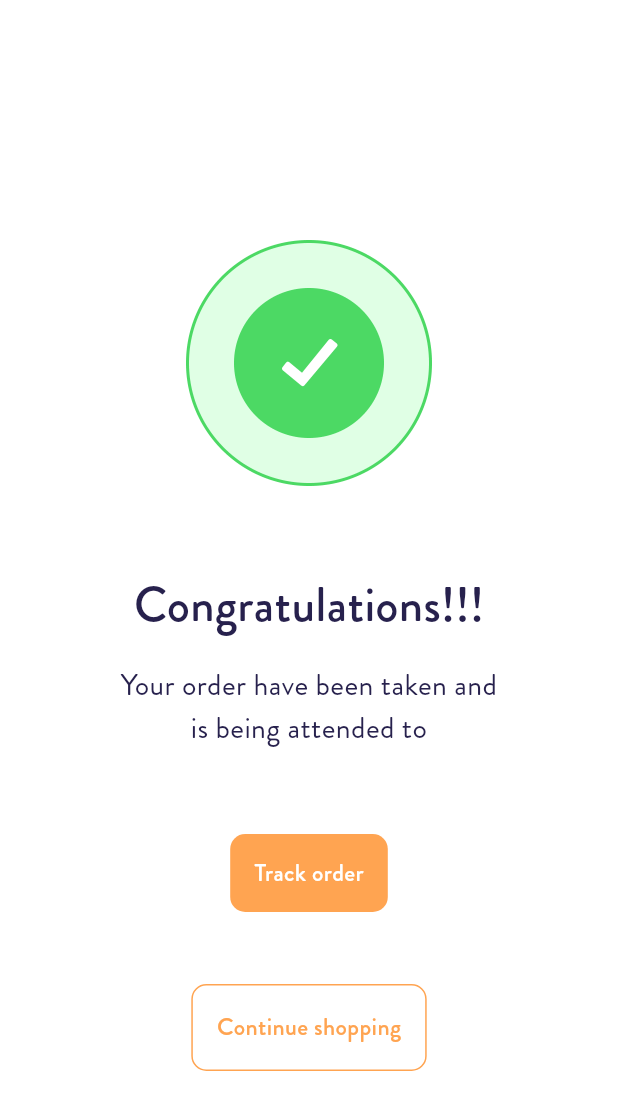
After one commit to mohamedshemees/flutter_meals_app, a Flutter app: the OrderCompletedScreen screen opened directly, on a phone screen of 412 x 824 dp. The commit adds this screen. Shown: the top 1110 px of the screen. Run offline on Flutter 3.47's test engine with Material 3 defaults, Android fonts, the phone set to English and light mode, and no system bars; our stand-ins replace bloc, flutter_bloc, flutter_svg, get_it, go_router.

Commit message:
feat: Add order completed screen

```diff
--- a/lib/presentation/design_system/assets_utils/app_strings.dart
+++ b/lib/presentation/design_system/assets_utils/app_strings.dart
@@ -54,7 +54,7 @@ class AppStrings {
   static const String yourDeliveryAgentIsComing = 'Your delivery agent is coming';
   static const String orderReceived = 'Order Received';
   static const String congratulations = 'Congratulations!!!';
-  static const String yourOrderHasBeenTaken = 'Your order have been taken and is being attended to';
+  static const String yourOrderHasBeenTaken = 'Your order have been taken and \nis being attended to';
   static const String trackOrder = 'Track order';
   static const String continueShopping = 'Continue shopping';
 
--- a/lib/presentation/screens/cart/cart_screen.dart
+++ b/lib/presentation/screens/cart/cart_screen.dart
@@ -4,6 +4,7 @@ import 'package:flutter_svg/flutter_svg.dart';
 import 'package:food_store_flutter/domain/repository/cart_repository.dart';
 import 'package:food_store_flutter/presentation/design_system/app_colors.dart';
 import 'package:food_store_flutter/presentation/design_system/widgets/outlined_button.dart';
+import 'package:go_router/go_router.dart';
 
 import '../../../domain/entity/meal.dart';
 import '../../../main.dart';
@@ -221,7 +222,7 @@ class _CartScreenState extends State<CartScreen> {
                           _buildCreditCardBottomSheet(context);
                         },
                         onPayOnDelivery: () {
-                          // to success screen
+                          context.go("/order_completed");
                         },
                       ),
                     );
--- /dev/null
+++ b/lib/presentation/screens/cart/order_completed_screen.dart
@@ -0,0 +1,66 @@
+import 'package:flutter/material.dart';
+import 'package:food_store_flutter/presentation/design_system/assets_utils/app_assets.dart';
+import 'package:food_store_flutter/presentation/design_system/assets_utils/app_strings.dart';
+import 'package:go_router/go_router.dart';
+
+import '../../design_system/app_colors.dart';
+import '../../design_system/app_fonts.dart';
+import '../../design_system/widgets/outlined_button.dart';
+import '../../design_system/widgets/primayButton.dart';
+
+class OrderCompletedScreen extends StatelessWidget {
+  const OrderCompletedScreen({super.key});
+
+  @override
+  Widget build(BuildContext context) {
+    return Scaffold(
+      persistentFooterDecoration: BoxDecoration(color: AppColors.pureWhite),
+      backgroundColor: AppColors.pureWhite,
+      body: SafeArea(
+        top: false,
+        child: Container(
+          width: double.infinity,
+          padding: const EdgeInsets.only(top: 160.0),
+          child: Column(
+            crossAxisAlignment: CrossAxisAlignment.center,
+            children: [
+              Image.asset(width: 164, height: 164, AppAssets.imgOrderAdded),
+              const SizedBox(height: 56),
+              Text(
+                AppStrings.congratulations,
+                style: const TextStyle(
+                  fontFamily: AppFonts.brandonGrotesque,
+                  fontSize: 32,
+                  fontWeight: FontWeight.w500,
+                  color: AppColors.darkBlue,
+                ),
+              ),
+              const SizedBox(height: 16),
+              Text(
+                AppStrings.yourOrderHasBeenTaken,
+                textAlign: TextAlign.center,
+                style: const TextStyle(
+                  fontFamily: AppFonts.brandonGrotesque,
+                  fontSize: 20,
+                  fontWeight: FontWeight.w400,
+                  color: AppColors.darkBlue,
+                ),
+              ),
+              const SizedBox(height: 56),
+              PrimaryButton(text: AppStrings.trackOrder, onTap: () {
+
+              }),
+              const SizedBox(height: 48),
+              CustomOutlinedButton(
+                text: AppStrings.continueShopping,
+                onTap: () {
+                  context.go("/");
+                },
+              ),
+            ],
+          ),
+        ),
+      ),
+    );
+  }
+}
```
